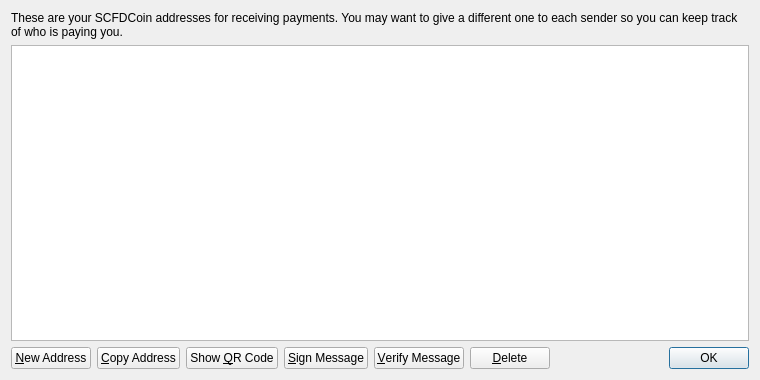
yorulez/ncfdcoin, file src/qt/forms/addressbookpage.ui: the form before one commit.
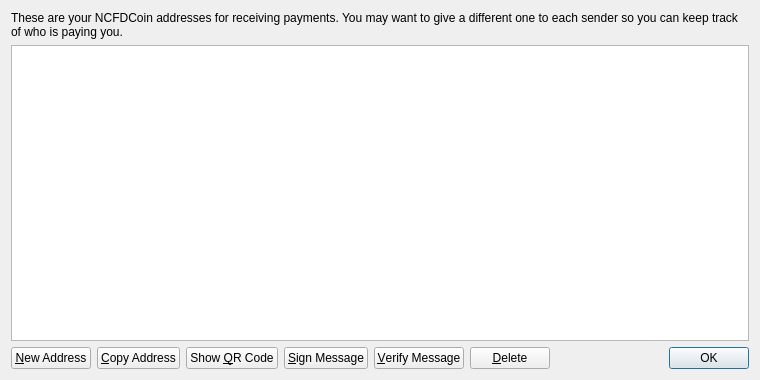
The form after the commit. Icons and pictures are not drawn.

```diff
--- a/src/qt/forms/addressbookpage.ui
+++ b/src/qt/forms/addressbookpage.ui
@@ -17,7 +17,7 @@
    <item>
     <widget class="QLabel" name="labelExplanation">
      <property name="text">
-      <string>These are your SCFDCoin addresses for receiving payments. You may want to give a different one to each sender so you can keep track of who is paying you.</string>
+      <string>These are your NCFDCoin addresses for receiving payments. You may want to give a different one to each sender so you can keep track of who is paying you.</string>
      </property>
      <property name="textFormat">
       <enum>Qt::PlainText</enum>
```
